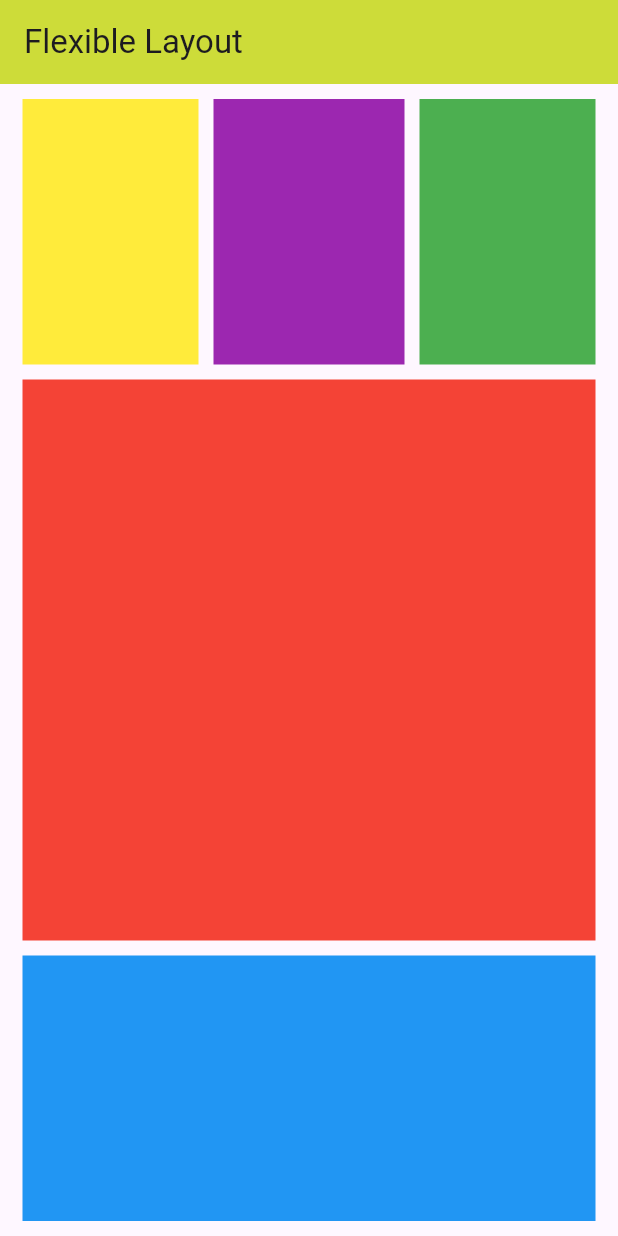
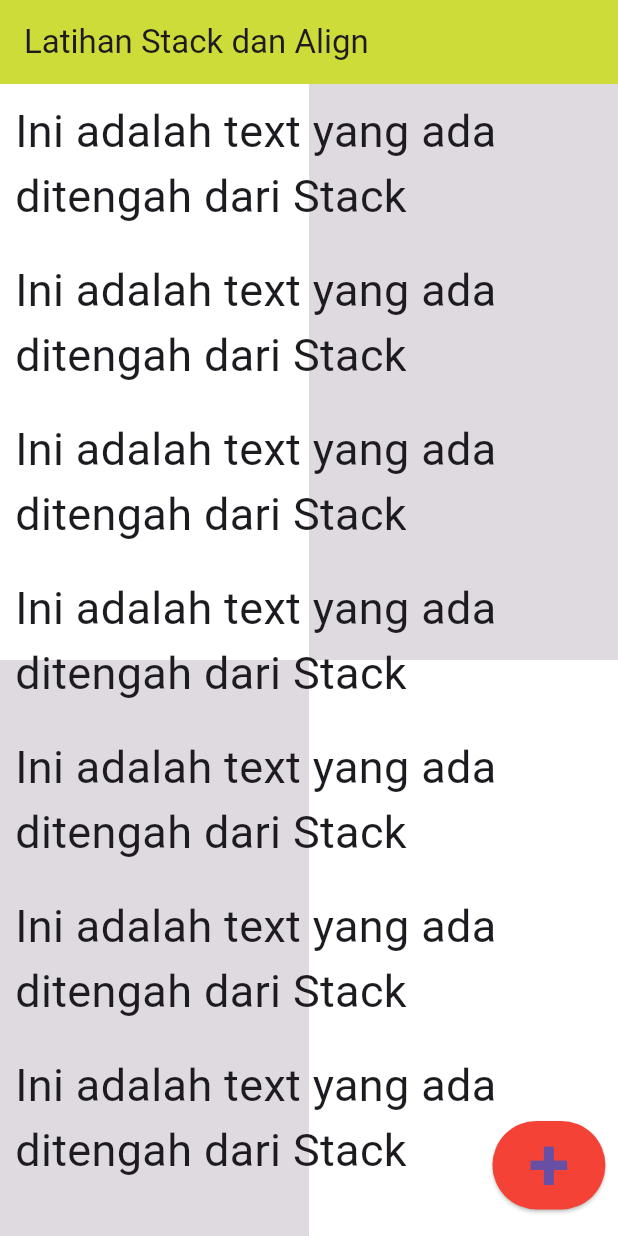
Before and after one commit to yabsiraditya/learn-flutter, a Flutter app: the screen it shows after launch, on a phone screen of 412 x 824 dp. Run offline on Flutter 3.47's test engine with Material 3 defaults, Android fonts, the phone set to English and light mode, and no system bars.

Commit message:
Stack Align Widget

```diff
--- a/lib/main.dart
+++ b/lib/main.dart
@@ -1,5 +1,4 @@
 import 'package:flutter/material.dart';
-import 'dart:math';
 
 void main() => runApp(MyApp());
 
@@ -16,11 +15,13 @@ class _MyAppState extends State<MyApp> {
     return MaterialApp(
       home: Scaffold(
         appBar: AppBar(
-            title: Text("Flexible Layout"),
+          title: Text("Latihan Stack dan Align"),
           backgroundColor: Colors.lime,
         ),
-          body: Column(
-            children: [
+        body: Stack(
+          children: <Widget>[
+            Column(
+              children: <Widget>[
                 Flexible(
                   flex: 1,
                   child: Row(
@@ -28,38 +29,113 @@ class _MyAppState extends State<MyApp> {
                       Flexible(
                         flex: 1,
                         child: Container(
-                          margin: EdgeInsets.fromLTRB(15, 10, 5, 5),
-                          color: Colors.yellow,
-                        )),
+                          color: Colors.white,
+                        ),
+                      ),
                       Flexible(
                         flex: 1,
                         child: Container(
-                          margin: EdgeInsets.fromLTRB(5, 10, 5, 5),
-                          color: Colors.purple,
-                        )),
-                    Flexible(
-                        flex: 1,
-                        child: Container(
-                          margin: EdgeInsets.fromLTRB(5, 10, 15, 5),
-                          color: Colors.green,
-                        )),
+                          color: Colors.black12,
+                        ),
+                      )
                     ],
                   ),
                 ),
                 Flexible(
-                  flex: 2,
-                  child: Container(
-                    margin: EdgeInsets.fromLTRB(15, 5, 15, 5),
-                    color: Colors.red,
-                  )),
+                  flex: 1,
+                  child: Row(
+                    children: <Widget>[
                       Flexible(
                         flex: 1,
                         child: Container(
-                    margin: EdgeInsets.fromLTRB(15, 5, 15, 10),
-                    color: Colors.blue,
-                  )),
+                          color: Colors.black12,
+                        ),
+                      ),
+                      Flexible(
+                        flex: 1,
+                        child: Container(
+                          color: Colors.white,
+                        ),
+                      )
                     ],
-          )),
+                  ),
+                ),
+              ],
+            ),
+            ListView(
+              children: <Widget>[
+                Column(
+                  children: <Widget>[
+                    Container(
+                      margin: EdgeInsets.all(10),
+                      child: Text(
+                        "Ini adalah text yang ada ditengah dari Stack",
+                        style: TextStyle(fontSize: 30),
+                      ),
+                    ),
+                    Container(
+                      margin: EdgeInsets.all(10),
+                      child: Text(
+                        "Ini adalah text yang ada ditengah dari Stack",
+                        style: TextStyle(fontSize: 30),
+                      ),
+                    ),
+                    Container(
+                      margin: EdgeInsets.all(10),
+                      child: Text(
+                        "Ini adalah text yang ada ditengah dari Stack",
+                        style: TextStyle(fontSize: 30),
+                      ),
+                    ),
+                    Container(
+                      margin: EdgeInsets.all(10),
+                      child: Text(
+                        "Ini adalah text yang ada ditengah dari Stack",
+                        style: TextStyle(fontSize: 30),
+                      ),
+                    ),
+                    Container(
+                      margin: EdgeInsets.all(10),
+                      child: Text(
+                        "Ini adalah text yang ada ditengah dari Stack",
+                        style: TextStyle(fontSize: 30),
+                      ),
+                    ),
+                    Container(
+                      margin: EdgeInsets.all(10),
+                      child: Text(
+                        "Ini adalah text yang ada ditengah dari Stack",
+                        style: TextStyle(fontSize: 30),
+                      ),
+                    ),
+                    Container(
+                      margin: EdgeInsets.all(10),
+                      child: Text(
+                        "Ini adalah text yang ada ditengah dari Stack",
+                        style: TextStyle(fontSize: 30),
+                      ),
+                    ),
+                  ],
+                )
+              ],
+            ),
+            Align(
+              alignment: Alignment(0.95, 0.95),
+              child: ElevatedButton(
+                onPressed: () {},
+                child: Text("+"),
+                style: ElevatedButton.styleFrom(
+                  backgroundColor: Colors.red,
+                  textStyle: TextStyle(
+                    fontSize: 50,
+                    fontWeight: FontWeight.bold,
+                  ),
+                ),
+              ),
+            ),
+          ],
+        ),
+      ),
     );
   }
 }
```
Lines whose indentation alone changed are shown as unchanged.
